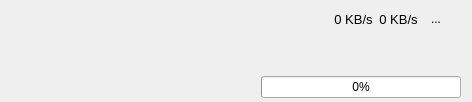
First picture: the form in src/ui/download/qaria2downloaderitemwidget.ui, repository kaniol-lck/modmanager, before the edit.
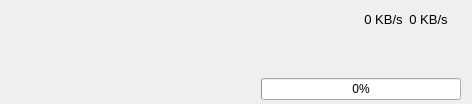
Second picture: the form after the edit. Icons and pictures are not drawn.

Commit message: downloader toolbar

What changed in the file:
```diff
--- a/src/ui/download/qaria2downloaderitemwidget.ui
+++ b/src/ui/download/qaria2downloaderitemwidget.ui
@@ -7,7 +7,7 @@
     <x>0</x>
     <y>0</y>
     <width>472</width>
-    <height>102</height>
+    <height>104</height>
    </rect>
   </property>
   <property name="contextMenuPolicy">
@@ -200,20 +200,6 @@
        </property>
       </widget>
      </item>
-     <item>
-      <widget class="QToolButton" name="pauseButton">
-       <property name="text">
-        <string>...</string>
-       </property>
-       <property name="icon">
-        <iconset theme="media-playback-pause">
-         <normaloff>.</normaloff>.</iconset>
-       </property>
-       <property name="autoRaise">
-        <bool>true</bool>
-       </property>
-      </widget>
-     </item>
      <item>
       <widget class="QLabel" name="downloaStatus">
        <property name="sizePolicy">
```
The commit also changes 5 other files.
